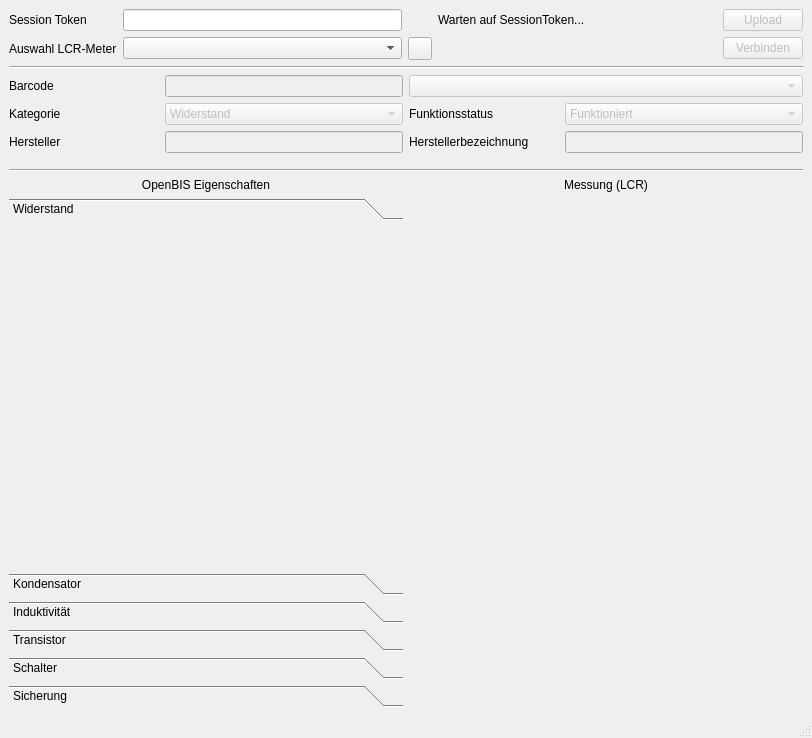
cckssr/ElectricComponentCheck, file src/ui/form.ui: the form before one commit.
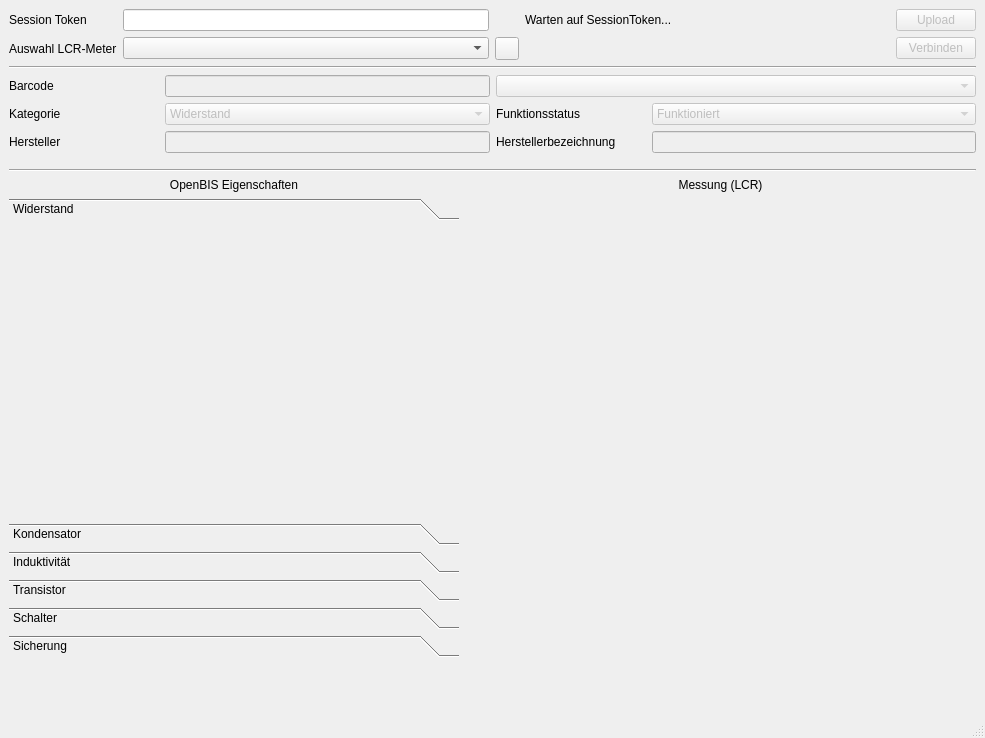
The form after the commit. The open tabs and pages were chosen to show the change. Icons and pictures are not drawn.

Commit message:
Enhance UI layout and functionality for LCR measurement integration
- Increased main window width from 812 to 985 pixels for better layout.
- Added new UI elements for LCR measurement, including labels, buttons, and a combo box.
- Introduced a new grid layout for organizing LCR-related controls.
- Updated properties and tooltips for new buttons and labels to improve user experience.
- Removed redundant lines and adjusted layout margins for a cleaner design.
- Ensured proper alignment and sizing of new widgets to maintain a consistent look.

Patch:
```diff
--- a/src/ui/form.ui
+++ b/src/ui/form.ui
@@ -6,7 +6,7 @@
    <rect>
     <x>0</x>
     <y>0</y>
-    <width>812</width>
+    <width>985</width>
     <height>738</height>
    </rect>
   </property>
@@ -14,7 +14,14 @@
    <string>Elektrische Komponentencheck</string>
   </property>
   <widget class="QWidget" name="centralwidget">
-   <layout class="QGridLayout" name="gridLayout" columnstretch="0,1,1">
+   <layout class="QGridLayout" name="gridLayout" columnstretch="0,0,0">
+    <item row="1" column="1" colspan="2">
+     <widget class="Line" name="line">
+      <property name="orientation">
+       <enum>Qt::Orientation::Horizontal</enum>
+      </property>
+     </widget>
+    </item>
     <item row="3" column="1" colspan="2">
      <widget class="Line" name="line_2">
       <property name="orientation">
@@ -22,15 +29,104 @@
       </property>
      </widget>
     </item>
-    <item row="5" column="2">
-     <widget class="QWidget" name="plot_widget" native="true">
+    <item row="0" column="1" colspan="2">
+     <layout class="QGridLayout" name="openbis" columnstretch="0,1,0,1,0">
+      <property name="bottomMargin">
+       <number>0</number>
+      </property>
+      <item row="1" column="3">
+       <widget class="QLabel" name="lcr_progress">
       <property name="minimumSize">
        <size>
-        <width>100</width>
+          <width>120</width>
         <height>0</height>
        </size>
       </property>
-     </widget>
+        <property name="text">
+         <string/>
+        </property>
+       </widget>
+      </item>
+      <item row="1" column="4">
+       <widget class="QPushButton" name="lcr_connect">
+        <property name="enabled">
+         <bool>false</bool>
+        </property>
+        <property name="toolTip">
+         <string>Verbindet die ausgewählte Ressource (LCR-Meter).</string>
+        </property>
+        <property name="text">
+         <string>Verbinden</string>
+        </property>
+       </widget>
+      </item>
+      <item row="0" column="0">
+       <widget class="QLabel" name="label_6">
+        <property name="text">
+         <string>Session Token</string>
+        </property>
+       </widget>
+      </item>
+      <item row="0" column="4">
+       <widget class="QPushButton" name="openbis_save">
+        <property name="enabled">
+         <bool>false</bool>
+        </property>
+        <property name="toolTip">
+         <string>Lädt die Neuerungen, Änderungen, Messungen zu OpenBIS hoch.</string>
+        </property>
+        <property name="text">
+         <string>Upload</string>
+        </property>
+       </widget>
+      </item>
+      <item row="1" column="2">
+       <widget class="QToolButton" name="lcr_refresh_resource">
+        <property name="toolTip">
+         <string>Resourcen neu laden</string>
+        </property>
+        <property name="text">
+         <string/>
+        </property>
+        <property name="icon">
+         <iconset theme="QIcon::ThemeIcon::ViewRefresh"/>
+        </property>
+       </widget>
+      </item>
+      <item row="0" column="1">
+       <widget class="QLineEdit" name="session_token">
+        <property name="sizePolicy">
+         <sizepolicy hsizetype="Expanding" vsizetype="Fixed">
+          <horstretch>0</horstretch>
+          <verstretch>0</verstretch>
+         </sizepolicy>
+        </property>
+       </widget>
+      </item>
+      <item row="1" column="0">
+       <widget class="QLabel" name="label_9">
+        <property name="text">
+         <string>Auswahl LCR-Meter</string>
+        </property>
+       </widget>
+      </item>
+      <item row="0" column="3">
+       <widget class="QLabel" name="openbis_progress">
+        <property name="minimumSize">
+         <size>
+          <width>120</width>
+          <height>0</height>
+         </size>
+        </property>
+        <property name="text">
+         <string>Warten auf SessionToken...</string>
+        </property>
+       </widget>
+      </item>
+      <item row="1" column="1">
+       <widget class="QComboBox" name="lcr_resource"/>
+      </item>
+     </layout>
     </item>
     <item row="2" column="1" colspan="2">
      <layout class="QGridLayout" name="general">
@@ -334,15 +430,39 @@
       </item>
      </layout>
     </item>
-    <item row="1" column="1" colspan="2">
-     <widget class="Line" name="line">
-      <property name="orientation">
-       <enum>Qt::Orientation::Horizontal</enum>
+    <item row="4" column="1" colspan="2">
+     <layout class="QGridLayout" name="gridLayout_2" columnstretch="0,1">
+      <property name="bottomMargin">
+       <number>50</number>
       </property>
-     </widget>
-    </item>
-    <item row="5" column="1">
+      <item row="0" column="1">
+       <widget class="QLabel" name="label_8">
+        <property name="text">
+         <string>Messung (LCR)</string>
+        </property>
+        <property name="alignment">
+         <set>Qt::AlignmentFlag::AlignCenter</set>
+        </property>
+       </widget>
+      </item>
+      <item row="0" column="0">
+       <widget class="QLabel" name="label_7">
+        <property name="text">
+         <string>OpenBIS Eigenschaften</string>
+        </property>
+        <property name="alignment">
+         <set>Qt::AlignmentFlag::AlignCenter</set>
+        </property>
+       </widget>
+      </item>
+      <item row="1" column="0">
      <widget class="QToolBox" name="specific">
+        <property name="minimumSize">
+         <size>
+          <width>450</width>
+          <height>0</height>
+         </size>
+        </property>
       <property name="currentIndex">
        <number>1</number>
       </property>
@@ -351,8 +471,8 @@
         <rect>
          <x>0</x>
          <y>0</y>
-         <width>389</width>
-         <height>201</height>
+           <width>450</width>
+           <height>152</height>
         </rect>
        </property>
        <attribute name="label">
@@ -432,125 +552,18 @@
       </widget>
      </widget>
     </item>
-    <item row="0" column="1" colspan="2">
-     <layout class="QGridLayout" name="openbis" columnstretch="0,1,0,1,0">
-      <property name="bottomMargin">
-       <number>0</number>
-      </property>
-      <item row="1" column="3">
-       <widget class="QLabel" name="lcr_progress">
-        <property name="minimumSize">
-         <size>
-          <width>120</width>
-          <height>0</height>
-         </size>
-        </property>
-        <property name="text">
-         <string/>
-        </property>
-       </widget>
-      </item>
-      <item row="1" column="4">
-       <widget class="QPushButton" name="lcr_connect">
-        <property name="enabled">
-         <bool>false</bool>
-        </property>
-        <property name="toolTip">
-         <string>Verbindet die ausgewählte Ressource (LCR-Meter).</string>
-        </property>
-        <property name="text">
-         <string>Verbinden</string>
-        </property>
-       </widget>
-      </item>
-      <item row="0" column="0">
-       <widget class="QLabel" name="label_6">
-        <property name="text">
-         <string>Session Token</string>
-        </property>
-       </widget>
-      </item>
-      <item row="0" column="4">
-       <widget class="QPushButton" name="openbis_save">
-        <property name="enabled">
-         <bool>false</bool>
-        </property>
-        <property name="toolTip">
-         <string>Lädt die Neuerungen, Änderungen, Messungen zu OpenBIS hoch.</string>
-        </property>
-        <property name="text">
-         <string>Upload</string>
-        </property>
-       </widget>
-      </item>
-      <item row="1" column="2">
-       <widget class="QToolButton" name="lcr_refresh_resource">
-        <property name="toolTip">
-         <string>Resourcen neu laden</string>
-        </property>
-        <property name="text">
-         <string/>
-        </property>
-        <property name="icon">
-         <iconset theme="QIcon::ThemeIcon::ViewRefresh"/>
-        </property>
-       </widget>
-      </item>
-      <item row="0" column="1">
-       <widget class="QLineEdit" name="session_token">
-        <property name="sizePolicy">
-         <sizepolicy hsizetype="Expanding" vsizetype="Fixed">
-          <horstretch>0</horstretch>
-          <verstretch>0</verstretch>
-         </sizepolicy>
-        </property>
-       </widget>
-      </item>
-      <item row="1" column="0">
-       <widget class="QLabel" name="label_9">
-        <property name="text">
-         <string>Auswahl LCR-Meter</string>
-        </property>
-       </widget>
-      </item>
-      <item row="0" column="3">
-       <widget class="QLabel" name="openbis_progress">
-        <property name="minimumSize">
-         <size>
-          <width>120</width>
-          <height>0</height>
-         </size>
-        </property>
-        <property name="text">
-         <string>Warten auf SessionToken...</string>
-        </property>
-       </widget>
-      </item>
       <item row="1" column="1">
-       <widget class="QComboBox" name="lcr_resource"/>
+       <widget class="QWidget" name="plot_widget" native="true">
+        <property name="minimumSize">
+         <size>
+          <width>100</width>
+          <height>10</height>
+         </size>
+        </property>
+       </widget>
       </item>
      </layout>
     </item>
-    <item row="4" column="1">
-     <widget class="QLabel" name="label_7">
-      <property name="text">
-       <string>OpenBIS Eigenschaften</string>
-      </property>
-      <property name="alignment">
-       <set>Qt::AlignmentFlag::AlignCenter</set>
-      </property>
-     </widget>
-    </item>
-    <item row="4" column="2">
-     <widget class="QLabel" name="label_8">
-      <property name="text">
-       <string>Messung (LCR)</string>
-      </property>
-      <property name="alignment">
-       <set>Qt::AlignmentFlag::AlignCenter</set>
-      </property>
-     </widget>
-    </item>
    </layout>
   </widget>
   <widget class="QMenuBar" name="menubar">
```
Left out of the diff: 24 changed lines with no effect on the pictures. Lines whose indentation alone changed are shown as unchanged. The commit also changes 4 other files.
